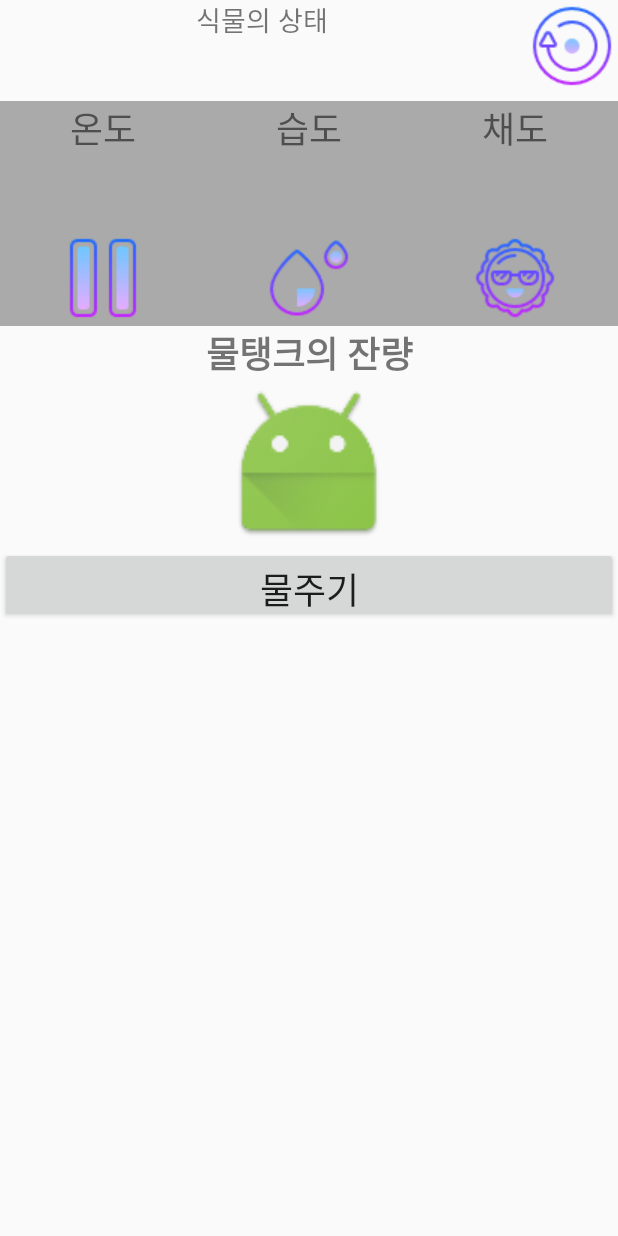
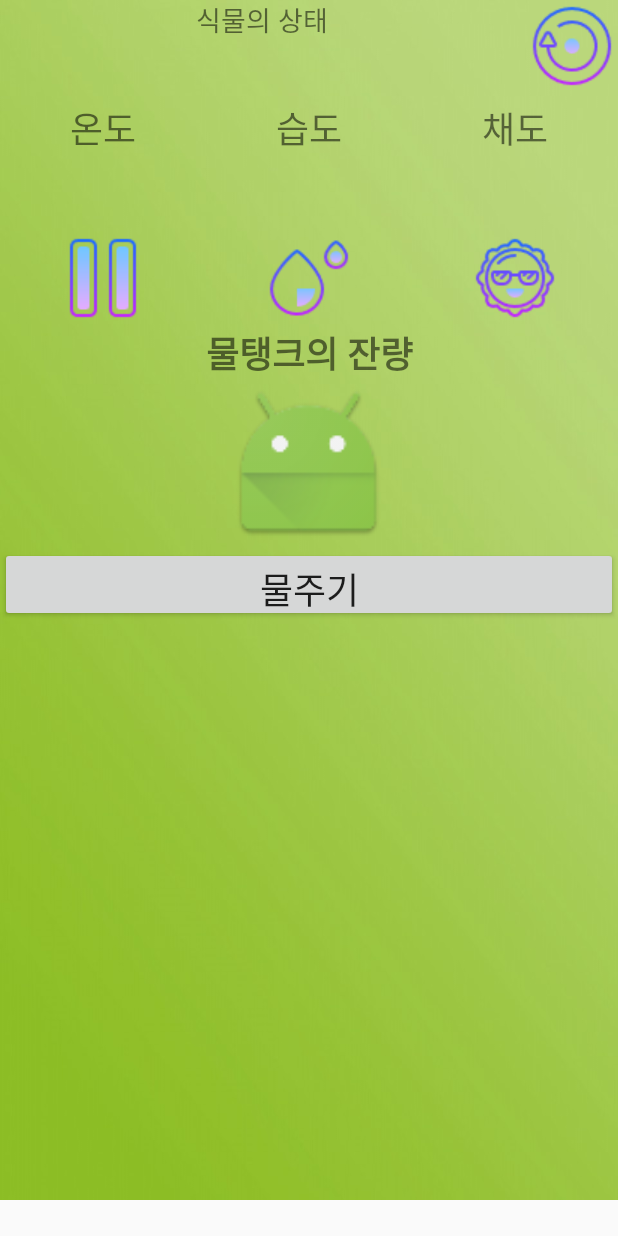
Before and after one commit to dnwlgks/gradualproject, an Android app: the layout activity_main.xml on its own in the app's theme, with its tools: preview values and no code run, on a phone screen of 412 x 824 dp. Run offline under Robolectric (Android 15) with nearby library versions, the phone set to English and light mode, and no system bars.

Commit message:
프로젝트 함수 추가

```diff
--- a/app/src/main/res/layout/activity_main.xml
+++ b/app/src/main/res/layout/activity_main.xml
@@ -9,6 +9,7 @@
     <LinearLayout
         android:layout_width="wrap_content"
         android:layout_height="wrap_content"
+        android:background="@drawable/image"
         android:orientation="vertical"
         tools:layout_editor_absoluteX="0dp"
         tools:layout_editor_absoluteY="0dp">
@@ -36,6 +37,7 @@
                 android:layout_width="62dp"
                 android:layout_height="61dp"
                 android:background="@android:color/transparent"
+                android:onClick="onClickReset"
                 app:srcCompat="@drawable/restart" />
 
         </LinearLayout>
@@ -58,7 +60,7 @@
                     android:layout_centerHorizontal="true"
                     android:layout_centerVertical="true"
                     android:layout_weight="1"
-                    android:background="@android:color/darker_gray"
+                    android:background="@android:color/transparent"
                     android:drawableBottom="@drawable/pause"
                     android:ems="10"
                     android:inputType="textPersonName"
@@ -84,8 +86,8 @@
                     android:layout_alignParentStart="true"
                     android:layout_alignTop="@+id/editText8"
                     android:layout_weight="1"
+                    android:background="@android:color/transparent"
                     android:drawableBottom="@drawable/water"
-                    android:background="@android:color/darker_gray"
                     android:ems="10"
                     android:inputType="textPersonName"
                     android:text="습도"
@@ -111,8 +113,8 @@
                     android:layout_alignParentEnd="true"
                     android:layout_alignParentRight="true"
                     android:layout_weight="1"
+                    android:background="@android:color/transparent"
                     android:drawableBottom="@drawable/sun"
-                    android:background="@android:color/darker_gray"
                     android:ems="10"
                     android:inputType="textPersonName"
                     android:text="채도"
@@ -150,6 +152,7 @@
             android:id="@+id/waterbutton"
             android:layout_width="match_parent"
             android:layout_height="50dp"
+            android:onClick="onClickDemandWater"
             android:text="물주기"
             android:textSize="24sp"
             tools:layout_editor_absoluteX="8dp"
```
Also changed, not shown: app/src/main/java/com/example/kimsaekwang/myapplication/MainActivity.java (+19 -1 lines), app/src/main/res/drawable/image.jpg (added).
